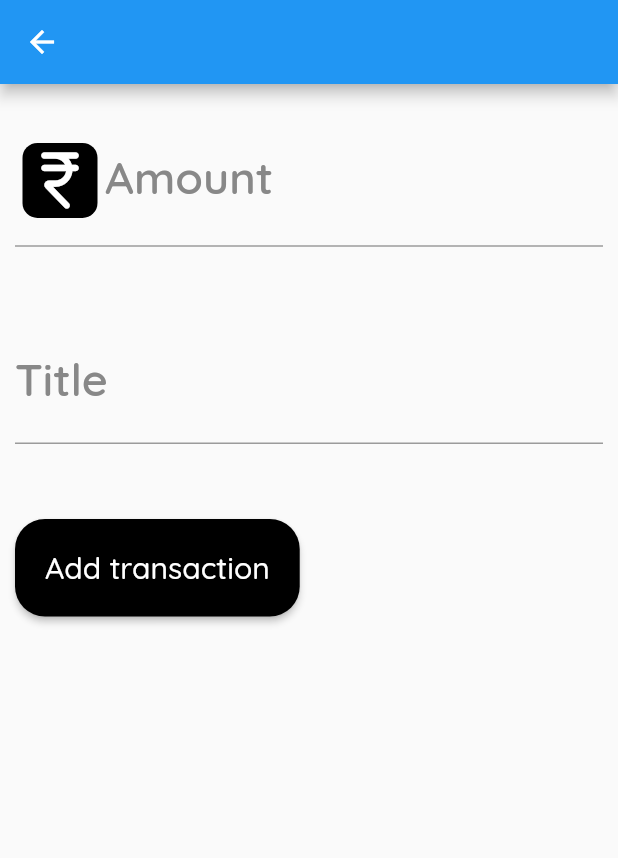
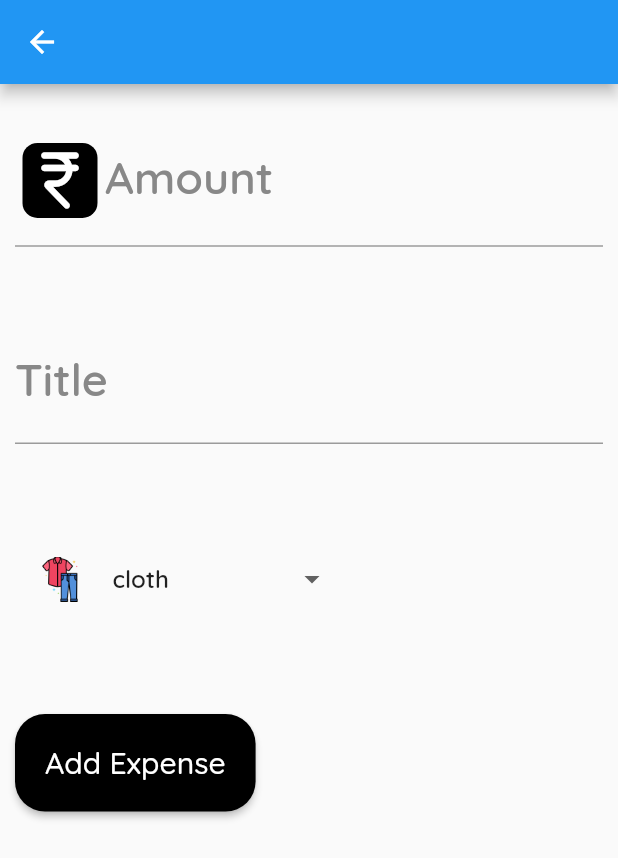
Before and after one commit to Manish4359/exTrack, a Flutter app: the screen it shows after launch, item 2 of the bottom bar chosen, after a tap on the "add" icon, on a phone screen of 412 x 824 dp. Shown: the top 858 px of the screen. Run offline on Flutter 3.47's test engine with Material 2 defaults, Android fonts, the phone set to English and light mode, and no system bars; our stand-ins replace firebase_core, pie_chart; missing offline and left inert: dart:html, firebase_core_web; accounts and stored records are empty.

Commit message:
refactored the code for chart page

```diff
--- a/lib/addNewExpense.dart
+++ b/lib/addNewExpense.dart
@@ -1,14 +1,25 @@
+import 'package:extrack/category.dart';
 import 'package:extrack/models/expense.dart';
 import 'package:flutter/material.dart';
+import 'package:flutter/rendering.dart';
 import 'package:intl/intl.dart';
 
-class AddExpense extends StatelessWidget {
+class AddExpense extends StatefulWidget {
+  Function addToList;
+  List<String> categorylist;
+
+  AddExpense({Key? key, required this.addToList, required this.categorylist})
+      : super(key: key);
+
+  @override
+  State<AddExpense> createState() => _AddExpenseState();
+}
+
+class _AddExpenseState extends State<AddExpense> {
   TextEditingController cardAmount = TextEditingController();
   TextEditingController cardtitle = TextEditingController();
 
-  Function addToList;
-
-  AddExpense(this.addToList);
+  int selectedCatId = 0;
 
   @override
   Widget build(BuildContext context) {
@@ -55,7 +66,7 @@ class AddExpense extends StatelessWidget {
                   ),
                   prefixIconConstraints:
                       BoxConstraints(maxHeight: 60, maxWidth: 60),
-                  suffixText: 'INR',
+                  //suffixText: 'INR',
                 ),
                 controller: cardAmount,
                 keyboardType: TextInputType.number,
@@ -83,6 +94,59 @@ class AddExpense extends StatelessWidget {
                 style: TextStyle(fontSize: 25, fontWeight: FontWeight.w500),
               ),
               SizedBox(height: 50),
+              Container(
+                height: 70,
+                width: 200,
+                alignment: Alignment.center,
+                margin: EdgeInsets.symmetric(horizontal: 10, vertical: 5),
+                // width: 200,
+                child: DropdownButtonFormField(
+                  isExpanded: true,
+                  isDense: false,
+                  value: widget.categorylist[selectedCatId],
+
+                  dropdownColor: Color.fromARGB(255, 245, 247, 255),
+                  borderRadius: BorderRadius.circular(10),
+                  decoration: InputDecoration(
+                    contentPadding: EdgeInsets.all(0),
+                    border: UnderlineInputBorder(borderSide: BorderSide.none),
+                  ),
+                  // menuMaxHeight: 40,
+                  items: widget.categorylist
+                      .map(
+                        (category) => DropdownMenuItem(
+                          value: category,
+                          child: Container(
+                            // height: 0,
+                            padding: EdgeInsets.all(5),
+                            child: Row(
+                              children: [
+                                Image.asset(
+                                  'assets/images/$category.png',
+                                  height: 30,
+                                ),
+                                SizedBox(
+                                  width: 20,
+                                ),
+                                Text(
+                                  category,
+                                  style: TextStyle(fontWeight: FontWeight.w600),
+                                )
+                              ],
+                            ),
+                          ),
+                        ),
+                      )
+                      .toList(),
+                  onChanged: (newCategory) {
+                    setState(() {
+                      selectedCatId =
+                          widget.categorylist.indexOf(newCategory as String);
+                    });
+                  },
+                ),
+              ),
+              SizedBox(height: 50),
               ElevatedButton(
                 onPressed: () async {
                   Expense newtr = Expense(
@@ -90,9 +154,9 @@ class AddExpense extends StatelessWidget {
                     amount: int.parse(cardAmount.text),
                     date: DateTime.now(),
                     amountType: 'debit',
-                      category: 'others',
+                    category: widget.categorylist[selectedCatId],
                   );
-                    await this.addToList(newtr);
+                  await widget.addToList(newtr);
 
                   Navigator.pop(context);
                 },
@@ -108,9 +172,10 @@ class AddExpense extends StatelessWidget {
                   ),
                 ),
                 child: Text(
-                    'Add transaction',
+                  'Add Expense',
                   style: TextStyle(fontSize: 20),
-                  )),
+                ),
+              ),
             ],
           ),
         ),
--- a/lib/chart.dart
+++ b/lib/chart.dart
@@ -1,3 +1,4 @@
+import 'package:extrack/main.dart';
 import 'package:flutter/material.dart';
 import 'package:flutter/painting.dart';
 import 'package:intl/intl.dart';
@@ -8,11 +9,10 @@ import 'models/expense.dart';
 
 class Chart extends StatefulWidget {
   final Map<String, List<Expense>> expenses;
+  List<String> categorylist;
 
-  Chart({
-    Key? key,
-    required this.expenses,
-  }) : super(key: key);
+  Chart({Key? key, required this.expenses, required this.categorylist})
+      : super(key: key);
 
   @override
   State<Chart> createState() => _ChartState();
@@ -31,25 +31,28 @@ class _ChartState extends State<Chart> {
   }*/
 
   List<bool> btnSelected = [];
-  List<String> categorylist = [
-    'cloth',
-    'food',
-    'entertainment',
-    'health',
-    'others'
-  ];
 
-  Map<String, double> datamap = {
-    'food': 0,
-    'cloth': 0,
-    'entertainment': 0,
-    'health': 0,
-    'others': 0
-  };
+  late Map<String, double> count;
+
+  countMap(List<String> list) {
+    Map<String, double> map = {};
+    map.addEntries(list.map((String cat) => MapEntry(cat, 0)));
+    return map;
+  }
+
+  Future<void> getChartDataMap(
+      List<String> list, Map<String, double> countMap) async {
+    Map<String, double> map = {};
+    await Future.forEach(list, (String cat) {
+      if (countMap[cat] != 0)
+        map.addEntries([MapEntry(cat, countMap[cat] ?? 0)]);
+    });
+    chartDataMap = map;
+  }
 
   updatedatamap(newdatamap, newtotal) {
     setState(() {
-      datamap = newdatamap;
+      count = newdatamap;
       expenseTotal = newtotal;
     });
   }
@@ -101,10 +104,17 @@ class _ChartState extends State<Chart> {
     );
   }
 
+  Map<String, double> chartDataMap = {};
+
   @override
   Widget build(BuildContext context) {
-    print('chart rebuild');
-    getChartData(widget.expenses, monthId, updatedatamap);
+    count = countMap(widget.categorylist);
+
+    getChartDataMap(widget.categorylist, count);
+
+    print(chartDataMap.isEmpty);
+    getChartData(widget.expenses, monthId, updatedatamap, getChartDataMap,
+        widget.categorylist);
     Future.delayed(Duration.zero, () => _goToElement(monthId));
 
     print(monthId);
@@ -146,10 +156,17 @@ class _ChartState extends State<Chart> {
                   .toList(),
             ),
           ),
-          expenseTotal == 0
+          FutureBuilder(
+            future: getChartDataMap(widget.categorylist, count),
+            builder: (context, snapshot) {
+              if (snapshot.connectionState == ConnectionState.done) {
+                return expenseTotal == 0
                     ? Text('NO EXPENSES FOUND')
-              : Container(
-                  height: 180,
+                    : Column(
+                        crossAxisAlignment: CrossAxisAlignment.center,
+                        children: [
+                          Container(
+                            height: MediaQuery.of(context).size.height * 0.3,
                             padding: const EdgeInsets.all(15),
                             margin: const EdgeInsets.all(5),
                             decoration: BoxDecoration(
@@ -163,27 +180,35 @@ class _ChartState extends State<Chart> {
                                   // legendShape: BoxShape.rectangle,
                                   showLegendsInRow: true,
                                   legendPosition: LegendPosition.top,
-                        legendTextStyle: TextStyle(color: Colors.white)),
+                                  legendTextStyle:
+                                      TextStyle(color: Colors.white)),
                               formatChartValues: (double v) =>
                                   '${(v * 100 / expenseTotal).round()}%',
                               chartValuesOptions: ChartValuesOptions(
-                        decimalPlaces: 0, showChartValuesOutside: true),
+                                  decimalPlaces: 0,
+                                  showChartValuesOutside: true),
                               animationDuration: Duration(seconds: 1),
                               emptyColor: Colors.transparent,
-                    dataMap: datamap,
+                              dataMap: chartDataMap,
                               chartType: ChartType.ring,
                               centerText: 'Total:\n${expenseTotal.round()}',
                             ),
                           ),
-          Expanded(
+                          Container(
+                            height: MediaQuery.of(context).size.height * 0.5,
                             child: Scrollbar(
                               child: ListView.builder(
-                itemCount: categorylist.length,
+                                itemCount: widget.categorylist.length,
                                 itemBuilder: (context, id) {
-                  if (datamap[categorylist[id]] != 0) {
+                                  print(widget.categorylist[id] +
+                                      " " +
+                                      "${chartDataMap.containsKey(widget.categorylist[id])}");
+
+                                  if (chartDataMap
+                                      .containsKey(widget.categorylist[id])) {
                                     return getCategoryData(
-                      categorylist[id],
-                      datamap[categorylist[id]],
+                                      widget.categorylist[id],
+                                      chartDataMap[widget.categorylist[id]],
                                       context,
                                     );
                                   } else {
@@ -192,7 +217,14 @@ class _ChartState extends State<Chart> {
                                 },
                               ),
                             ),
-          )
+                          ),
+                        ],
+                      );
+              }
+
+              return CircularProgressIndicator();
+            },
+          ),
         ],
       ),
     );
@@ -200,12 +232,17 @@ class _ChartState extends State<Chart> {
 }
 
 void getChartData(Map<String, List<Expense>> transaction, int monthid,
-    Function updatedatamap) {
+    Function updatedatamap, Function categorytomap, List<String> categorylist) {
   double food = 0;
   double entertainment = 0;
   double cloth = 0;
   double health = 0;
   double others = 0;
+  double gift = 0;
+  double bills = 0;
+  double electronics = 0;
+  double travel = 0;
+  double shopping = 0;
 
   transaction.forEach(
     (k, v) {
@@ -229,6 +266,21 @@ void getChartData(Map<String, List<Expense>> transaction, int monthid,
               break;
             case 'health':
               health += tr.amount;
+              break;
+            case 'gift':
+              others += tr.amount;
+              break;
+            case 'bills':
+              bills += tr.amount;
+              break;
+            case 'electronics':
+              electronics += tr.amount;
+              break;
+            case 'travel':
+              travel += tr.amount;
+              break;
+            case 'shopping':
+              shopping += tr.amount;
           }
           return;
         });
@@ -236,7 +288,7 @@ void getChartData(Map<String, List<Expense>> transaction, int monthid,
     },
   );
 
-  double total = food + others + cloth + entertainment + health;
+  double total = 0;
 
   print('$food-$others-$cloth-$entertainment');
   Map<String, double> datamap = {
@@ -244,8 +296,16 @@ void getChartData(Map<String, List<Expense>> transaction, int monthid,
     'cloth': cloth,
     'entertainment': entertainment,
     'health': health,
-    'others': others
+    'others': others,
+    'gift': gift,
+    'electronics': electronics,
+    'bills': bills,
+    'travel': travel,
+    'shopping': shopping
   };
+  for (MapEntry<String, double> e in datamap.entries) {
+    total += e.value;
+  }
   updatedatamap(datamap, total);
 }
 
--- a/lib/home.dart
+++ b/lib/home.dart
@@ -24,7 +24,7 @@ class Home extends StatefulWidget {
 class _HomeState extends State<Home> {
   @override
   Widget build(BuildContext context) {
-    print('home updated');
+    print('home rebuilt');
 
     // var deviceData = MediaQuery.of(context);
     return Column(
--- a/lib/main.dart
+++ b/lib/main.dart
@@ -75,7 +75,7 @@ class _widState extends State<wid> {
 }
 
 Future<bool> splash() async {
-  await Future.delayed(Duration(milliseconds: 300));
+  await Future.delayed(Duration(milliseconds: 900));
   return true;
 }
 
@@ -172,7 +172,7 @@ class _MyAppState extends State<MyApp> {
         category: 'others',
       ),
     ],
-    '2/6/2022': [
+    '7/6/2022': [
       Expense(
         amount: 2220,
         date: DateTime.now(),
@@ -241,15 +241,30 @@ class _MyAppState extends State<MyApp> {
     });
   }
 
+  List<String> categorylist = [
+    'cloth',
+    'food',
+    'entertainment',
+    'health',
+    'others',
+    'shopping',
+    'gift',
+    'bills',
+    'electronics',
+    'travel'
+  ];
+
   @override
   Widget build(BuildContext context) {
     widgets = [
       Home(
-          expenses: expenses,
-          viewExpenses: _selectPage,
-          availableAmount: availableAmount),
+        expenses: expenses,
+        viewExpenses: _selectPage,
+        availableAmount: availableAmount,
+      ),
       Chart(
         expenses: expenses,
+        categorylist: categorylist,
       ),
       Category(
         expenses: expenses,
@@ -258,7 +273,7 @@ class _MyAppState extends State<MyApp> {
         expenses: expenses,
       )
     ];
-    print('myapp updated');
+    print('myapp rebuilt');
     return Scaffold(
       //  backgroundColor: Colors.black,
       /*
@@ -344,7 +359,10 @@ class _MyAppState extends State<MyApp> {
           Navigator.push(
             context,
             MaterialPageRoute(
-              builder: (context) => AddExpense(this._addExpenseToMap),
+              builder: (context) => AddExpense(
+                addToList: this._addExpenseToMap,
+                categorylist: categorylist,
+              ),
             ),
           );
         },
```
Also changed, not shown: 1 other file. Lines whose indentation alone changed are shown as unchanged.
